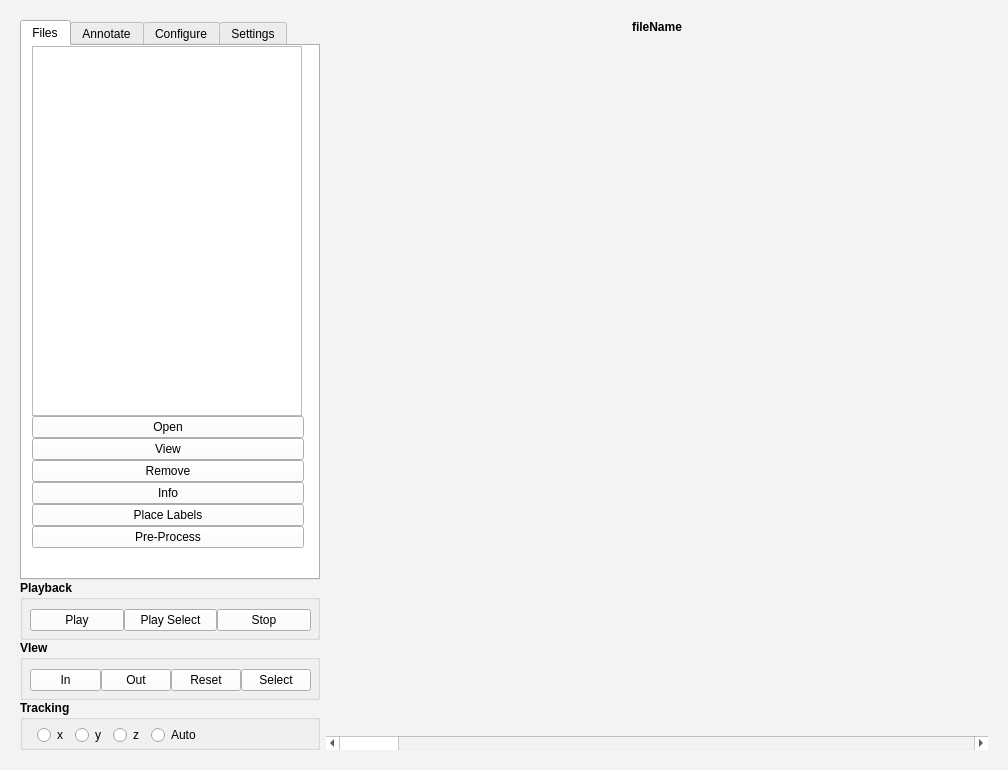
Before: the Qt Designer form src/ui/mainWindow.ui in AllenShamsi/SPAN, drawn with Qt 5.
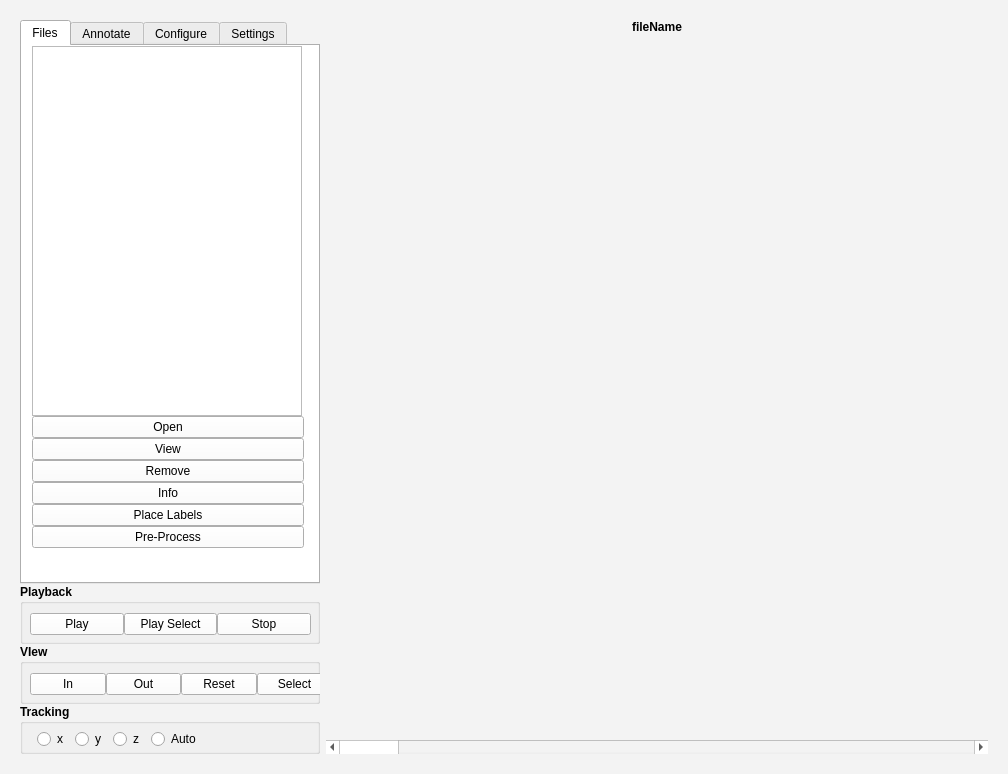
After: the same form once the commit is applied. Icons and pictures are not drawn.

```diff
--- a/src/ui/mainWindow.ui
+++ b/src/ui/mainWindow.ui
@@ -7,7 +7,7 @@
     <x>0</x>
     <y>0</y>
     <width>1008</width>
-    <height>769</height>
+    <height>774</height>
    </rect>
   </property>
   <property name="sizePolicy">
@@ -2330,7 +2330,7 @@
             <rect>
              <x>10</x>
              <y>20</y>
-             <width>281</width>
+             <width>302</width>
              <height>41</height>
             </rect>
            </property>
@@ -2646,7 +2646,7 @@
            <x>0</x>
            <y>0</y>
            <width>656</width>
-           <height>684</height>
+           <height>688</height>
           </rect>
          </property>
          <property name="sizePolicy">
```
